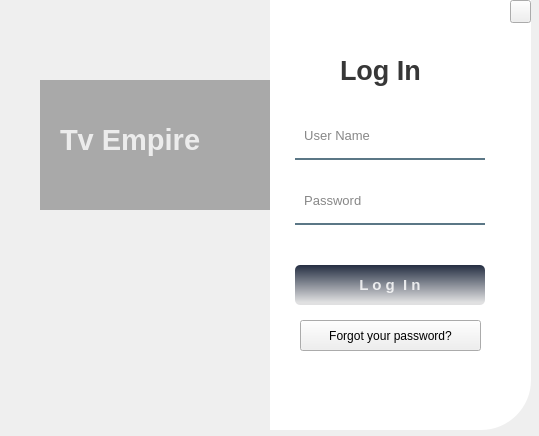
Before: the Qt Designer form form2.ui in HyperDarkmoon/TVEmpire, drawn with Qt 5.
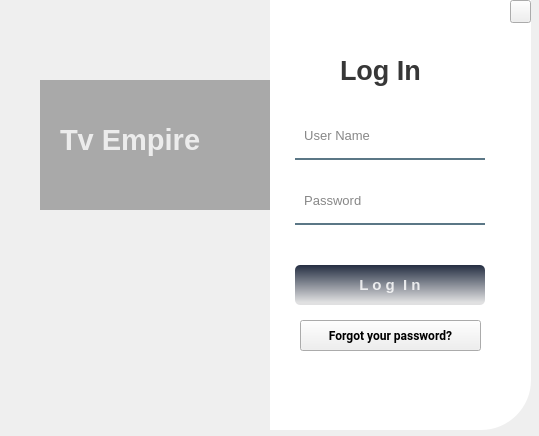
After: the same form once the commit is applied. Icons and pictures are not drawn.

Patch:
```diff
--- a/form2.ui
+++ b/form2.ui
@@ -10,6 +10,13 @@
     <height>436</height>
    </rect>
   </property>
+  <property name="font">
+   <font>
+    <family>Roboto</family>
+    <weight>75</weight>
+    <bold>true</bold>
+   </font>
+  </property>
   <property name="windowTitle">
    <string>Form</string>
   </property>
```
